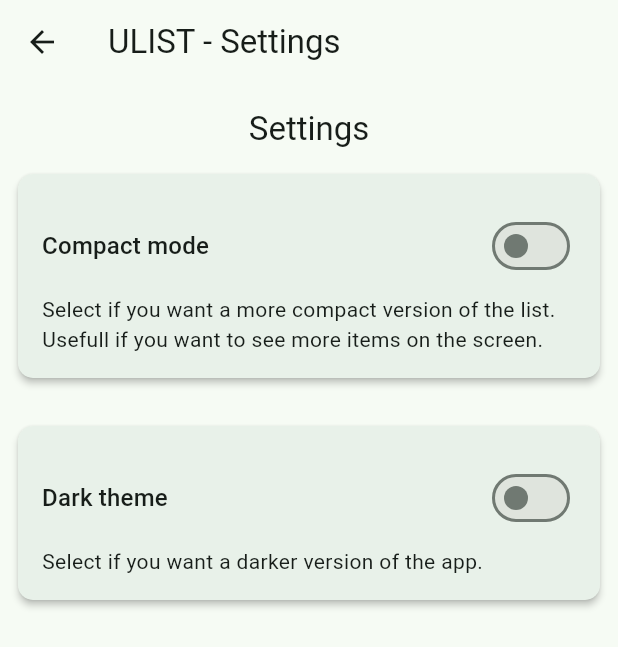
After one commit to Supercip971/ulist-frontend, a Flutter app: the SettingsPage screen opened directly, on a phone screen of 412 x 824 dp. The commit adds this screen. Shown: the top 647 px of the screen. Run offline on Flutter 3.47's test engine with Material 2 defaults, Android fonts, the phone set to English and light mode, and no system bars; our stand-ins replace flutter_secure_storage, get_it, pocketbase; missing offline and left inert: dart:ffi; accounts and stored records are empty.

Commit message:
feat: added settings page and theme switcher

```diff
--- a/lib/components/list_entry.dart
+++ b/lib/components/list_entry.dart
@@ -1,7 +1,10 @@
+import 'dart:async';
 import 'dart:math';
 
 import 'package:flutter/material.dart';
 import 'package:ulist/list.dart';
+import 'package:ulist/services.dart';
+import 'package:ulist/settings.dart';
 import 'package:ulist/utils.dart';
 
 class ListEntry extends StatefulWidget {
@@ -31,6 +34,9 @@ class ListEntry extends StatefulWidget {
 class _ListEntry extends State<ListEntry> with SingleTickerProviderStateMixin {
   AnimationController? _controller;
 
+  var set = getIt<SettingsManager>();
+
+  StreamSubscription<dynamic>? settings_sub;
   @override
   void initState() {
     super.initState();
@@ -39,11 +45,19 @@ class _ListEntry extends State<ListEntry> with SingleTickerProviderStateMixin {
       vsync: this,
     );
 
+    settings_sub = set.settingsUpdated.listen((event) {
+      setState(() {});
+    });
+
 //    _controller!.repeat(reverse: true);
   }
 
   @override
   void dispose() {
+    if (settings_sub != null) {
+      settings_sub!.cancel();
+      settings_sub = null;
+    }
     if (_controller != null) {
       _controller!.dispose();
     }
@@ -137,7 +151,8 @@ class _ListEntry extends State<ListEntry> with SingleTickerProviderStateMixin {
                 type: MaterialType.card,
                 surfaceTintColor: Theme.of(context).colorScheme.surfaceTint,
                 elevation: (widget.entry.checked) ? 0 : 2,
-                child: pad(Row(
+                child: pad(
+                    Row(
                       mainAxisSize: MainAxisSize.max,
                       children: [
                         // :eyes: for later
@@ -177,6 +192,7 @@ class _ListEntry extends State<ListEntry> with SingleTickerProviderStateMixin {
                               Text("user")
                             ])),
                       ],
-                )))));
+                    ),
+                    factor: set.compactMode ? 0.5 : 1.0))));
   }
 }
--- a/lib/main.dart
+++ b/lib/main.dart
@@ -1,3 +1,4 @@
+import 'dart:async';
 import 'dart:io';
 import 'dart:isolate';
 
@@ -10,29 +11,70 @@ import 'package:ulist/pages/popups/home_properties.dart';
 import 'package:ulist/pages/popups/new_list.dart';
 import 'package:ulist/pages/register_page.dart';
 import 'package:ulist/pocket_base.dart';
+import 'package:ulist/settings.dart';
 import 'package:ulist/utils.dart';
 
 import 'services.dart';
 import 'package:ulist/pages/login_page.dart';
 
 void main() async {
+  WidgetsFlutterBinding.ensureInitialized();
   await setupServiceLocators();
+
   await getIt.allReady();
   runApp(const MyApp());
 }
 
-class MyApp extends StatelessWidget {
+class MyApp extends StatefulWidget {
   const MyApp({super.key});
+  @override
+  _MyAppState createState() => _MyAppState();
+}
 
+class _MyAppState extends State<MyApp> {
   // This widget is the root of your application.
+  StreamSubscription<dynamic>? sub;
+  var s = Settings.defaultSettings();
+  @override
+  void initState() {
+    super.initState();
+    sub = getIt<SettingsManager>().updatedController.stream.listen((_) {
+      setState(() {
+        print("owo");
+        s = getIt<SettingsManager>().settings;
+      });
+    });
+  }
+
+  @override
+  void dispose() {
+    super.dispose();
+    sub?.cancel();
+  }
+
+  @override
+  void didUpdateWidget(covariant MyApp oldWidget) {
+    super.didUpdateWidget(oldWidget);
+    sub?.cancel();
+
+    sub = getIt<SettingsManager>().updatedController.stream.listen((_) {
+      setState(() {
+        print("owo");
+        s = getIt<SettingsManager>().settings;
+      });
+    });
+  }
+
   @override
   Widget build(BuildContext context) {
-    return MaterialApp(
+    var v = MaterialApp(
       title: 'U list',
       debugShowCheckedModeBanner: false,
+      themeMode: s.darkMode ? ThemeMode.light : ThemeMode.dark,
       theme: ThemeData.from(
         colorScheme: ColorScheme.fromSeed(
-            seedColor: Colors.greenAccent, brightness: Brightness.dark),
+            seedColor: Colors.greenAccent,
+            brightness: s.darkMode ? Brightness.dark : Brightness.light),
         // This is the theme of your application.
         //
         // Try running your application with "flutter run". You'll see the
@@ -47,6 +89,8 @@ class MyApp extends StatelessWidget {
       ),
       home: const HomeSelect(title: 'Ulist'),
     );
+
+    return v;
   }
 }
 
--- a/lib/pages/popups/home_properties.dart
+++ b/lib/pages/popups/home_properties.dart
@@ -1,6 +1,8 @@
 import 'package:flutter/material.dart';
 import 'package:ulist/pages/account_page.dart';
 import 'package:ulist/pages/login_page.dart';
+import 'package:ulist/pages/settings_page.dart';
+import 'package:ulist/settings.dart';
 import 'package:ulist/utils.dart';
 
 Future showPropertiesAccount(BuildContext context) async {
@@ -50,8 +52,8 @@ Future showPropertiesAccount(BuildContext context) async {
                         Navigator.push(
                           context,
                           MaterialPageRoute(
-                              builder: (context) =>
-                                  const AccountPage(title: 'ULIST - login')),
+                              builder: (context) => const SettingsPage(
+                                  title: 'ULIST - Settings')),
                         ).then((value) {});
                       },
                       child: pad(Row(
@@ -70,7 +72,7 @@ Future showPropertiesAccount(BuildContext context) async {
                           context,
                           MaterialPageRoute(
                               builder: (context) =>
-                                  const AccountPage(title: 'ULIST - login')),
+                                  const SettingsPage(title: 'ULIST - login')),
                         ).then((value) {});
                       },
                       child: (pad(Row(
--- /dev/null
+++ b/lib/pages/settings_page.dart
@@ -0,0 +1,134 @@
+import 'dart:convert';
+import 'dart:ffi';
+
+import 'package:flutter/foundation.dart';
+import 'package:flutter/material.dart';
+import 'package:pocketbase/pocketbase.dart';
+import 'package:ulist/pages/register_page.dart';
+import 'package:ulist/pocket_base.dart';
+import 'package:ulist/settings.dart';
+import '../services.dart';
+import '../pocket_base.dart';
+
+import 'package:ulist/utils.dart';
+
+class SettingsPage extends StatefulWidget {
+  const SettingsPage({super.key, required this.title});
+
+  // This widget is the home page of your application. It is stateful, meaning
+  // that it has a State object (defined below) that contains fields that affect
+  // how it looks.
+
+  // This class is the configuration for the state. It holds the values (in this
+  // case the title) provided by the parent (in this case the App widget) and
+  // used by the build method of the State. Fields in a Widget subclass are
+  // always marked "final".
+
+  final String title;
+
+  @override
+  State<SettingsPage> createState() => _SettingsPage();
+}
+
+class _SettingsPage extends State<SettingsPage> {
+  @override
+  Widget build(BuildContext context) {
+    var pbc = getIt<PocketBaseController>();
+    var set = getIt<SettingsManager>();
+
+    return Scaffold(
+        appBar: AppBar(
+          title: Text(widget.title),
+        ),
+        body: pady(padx(
+            Column(
+              children: [
+                Text("Settings", style: Theme.of(context).textTheme.titleLarge),
+                Column(
+                  children: [
+                    // COMPACT MODE
+                    pady(
+                      Material(
+                          elevation: 2.0,
+                          shape: RoundedRectangleBorder(
+                              borderRadius: BorderRadius.circular(10.0)),
+                          surfaceTintColor:
+                              Theme.of(context).colorScheme.surfaceTint,
+                          child: pad(
+                              Column(
+                                  mainAxisAlignment: MainAxisAlignment.start,
+                                  crossAxisAlignment: CrossAxisAlignment.start,
+                                  children: [
+                                    pady(
+                                        Row(
+                                          children: [
+                                            Text("Compact mode",
+                                                style: Theme.of(context)
+                                                    .textTheme
+                                                    .titleMedium),
+                                            Spacer(),
+                                            Switch(
+                                                value: set.compactMode,
+                                                onChanged: (v) => {
+                                                      setState(() {
+                                                        set.settings
+                                                            .compactMode = v;
+
+                                                        set.syncSettings();
+                                                      })
+                                                    })
+                                          ],
+                                        ),
+                                        factor: 0.5),
+                                    Text(
+                                        "Select if you want a more compact version of the list."),
+                                    Text(
+                                        "Usefull if you want to see more items on the screen.")
+                                  ]),
+                              factor: 1)),
+                    ),
+                    pady(
+                      Material(
+                          elevation: 2.0,
+                          shape: RoundedRectangleBorder(
+                              borderRadius: BorderRadius.circular(10.0)),
+                          surfaceTintColor:
+                              Theme.of(context).colorScheme.surfaceTint,
+                          child: pad(
+                              Column(
+                                  mainAxisAlignment: MainAxisAlignment.start,
+                                  crossAxisAlignment: CrossAxisAlignment.start,
+                                  children: [
+                                    pady(
+                                        Row(
+                                          children: [
+                                            Text("Dark theme",
+                                                style: Theme.of(context)
+                                                    .textTheme
+                                                    .titleMedium),
+                                            Spacer(),
+                                            Switch(
+                                                value: set.darkMode,
+                                                onChanged: (v) => {
+                                                      setState(() {
+                                                        set.settings.darkMode =
+                                                            v;
+
+                                                        set.syncSettings();
+                                                      })
+                                                    })
+                                          ],
+                                        ),
+                                        factor: 0.5),
+                                    Text(
+                                        "Select if you want a darker version of the app."),
+                                  ]),
+                              factor: 1)),
+                    )
+                  ],
+                ),
+              ],
+            ),
+            factor: 1.5)));
+  }
+}
--- a/lib/settings.dart
+++ b/lib/settings.dart
@@ -1,6 +1,7 @@
 import 'dart:async';
 import 'dart:convert';
 
+import 'package:flutter/foundation.dart';
 import 'package:flutter_secure_storage/flutter_secure_storage.dart';
 import 'package:ulist/services.dart';
 
@@ -20,6 +21,10 @@ class Settings {
         compactMode: responseData['compactMode']);
   }
 
+  Settings withChange(Settings Function(Settings s) v) {
+    return v(this);
+  }
+
   Map<String, dynamic> toJson() => {
         'darkMode': darkMode,
         'compactMode': compactMode,
@@ -28,35 +33,41 @@ class Settings {
 
 class SettingsManager {
   var secureStorage = getIt<FlutterSecureStorage>();
-
   StreamController updatedController = StreamController.broadcast();
 
   Stream get settingsUpdated => updatedController.stream;
+  Settings _settings = Settings.defaultSettings();
 
-  Settings settings = Settings.defaultSettings();
+  Settings get settings => _settings;
+  set settings(Settings newSettings) {
+    print("settings");
+    updateSettings(newSettings);
+  }
 
   SettingsManager() {
     secureStorage.read(key: "settings").then((value) {
       if (value != null) {
-        settings = Settings.fromJson(jsonDecode(value));
+        _settings = Settings.fromJson(jsonDecode(value));
       } else {
-        settings = Settings.defaultSettings();
-        secureStorage.write(key: "settings", value: jsonEncode(settings));
+        _settings = Settings.defaultSettings();
+        secureStorage.write(key: "settings", value: jsonEncode(_settings));
       }
-      updatedController.add(settings);
+      updatedController.add(_settings);
     });
   }
 
-  void updateSettings(Settings newSettings) {
-    settings = newSettings;
-    secureStorage.write(key: "settings", value: jsonEncode(settings));
-    updatedController.add(settings);
+  void syncSettings() {
+    secureStorage.write(key: "settings", value: jsonEncode(_settings));
+
+    updatedController.add(_settings);
   }
 
-  bool get darkMode => settings.darkMode;
-  bool get compactMode => settings.compactMode;
+  void updateSettings(Settings newSettings) {
+    _settings = newSettings;
+    secureStorage.write(key: "settings", value: jsonEncode(_settings));
+    updatedController.add(_settings);
+  }
 
-  void dispose() {
-    updatedController.close();
-  }
+  bool get darkMode => _settings.darkMode;
+  bool get compactMode => _settings.compactMode;
 }
```
Lines whose indentation alone changed are shown as unchanged.
